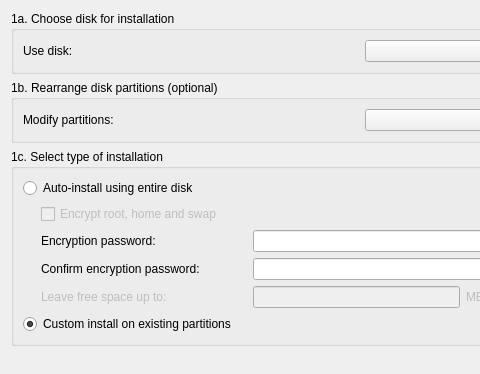
Qt form meinstall.ui (gazelle-installer/gazelle-installer) before a commit; both pictures show x 0 to 480 and y 0 to 374 of the 738 by 526 pixel window.
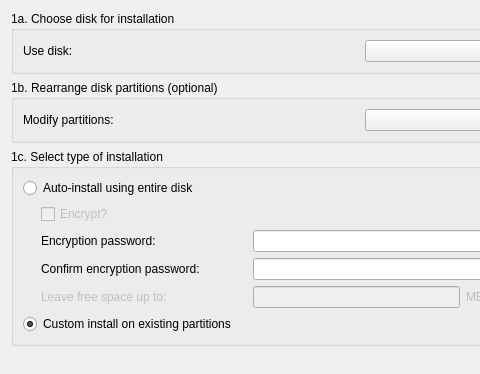
The same form after that commit. The open tabs and pages were chosen to show the change. Icons and pictures are not drawn.

Patch:
```diff
--- a/meinstall.ui
+++ b/meinstall.ui
@@ -460,7 +460,7 @@
              <bool>false</bool>
             </property>
             <property name="text">
-             <string>Encrypt root, home and swap</string>
+             <string>Encrypt?</string>
             </property>
            </widget>
           </item>
```
Left out of the diff: 2 changed lines with no effect on the pictures.
